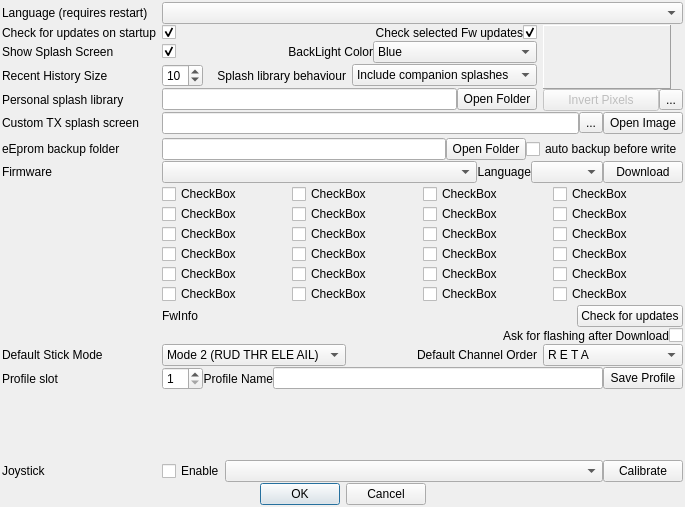
The window that src/preferencesdialog.ui (roberto1903/companion9x) describes before a commit, drawn with Qt 5.
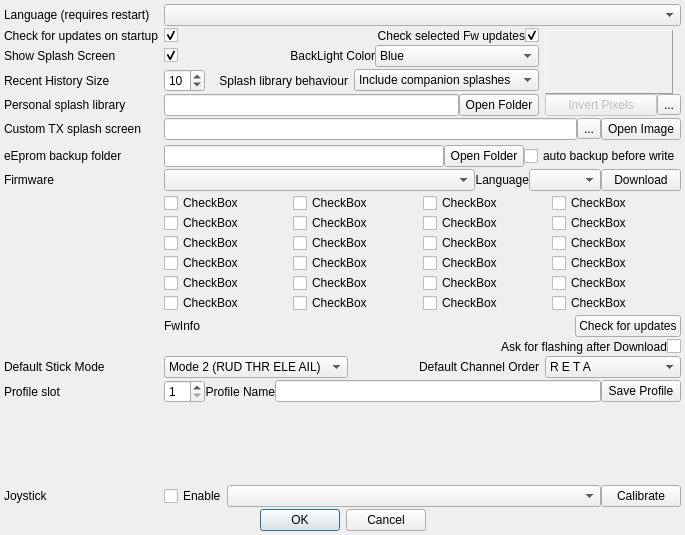
The same window after the commit. Icons and pictures are not drawn.

Commit message: Better layout of preferences dialog

```diff
--- a/src/preferencesdialog.ui
+++ b/src/preferencesdialog.ui
@@ -7,7 +7,7 @@
     <x>0</x>
     <y>0</y>
     <width>685</width>
-    <height>507</height>
+    <height>535</height>
    </rect>
   </property>
   <property name="sizePolicy">
@@ -34,11 +34,11 @@
     <enum>QLayout::SetMinimumSize</enum>
    </property>
    <property name="verticalSpacing">
-    <number>1</number>
-   </property>
-   <property name="margin">
     <number>2</number>
    </property>
+   <property name="margin">
+    <number>4</number>
+   </property>
    <item row="1" column="4" rowspan="4">
     <layout class="QGridLayout" name="gridLayout_3" columnstretch="0,0">
      <item row="1" column="0" colspan="2">
```
